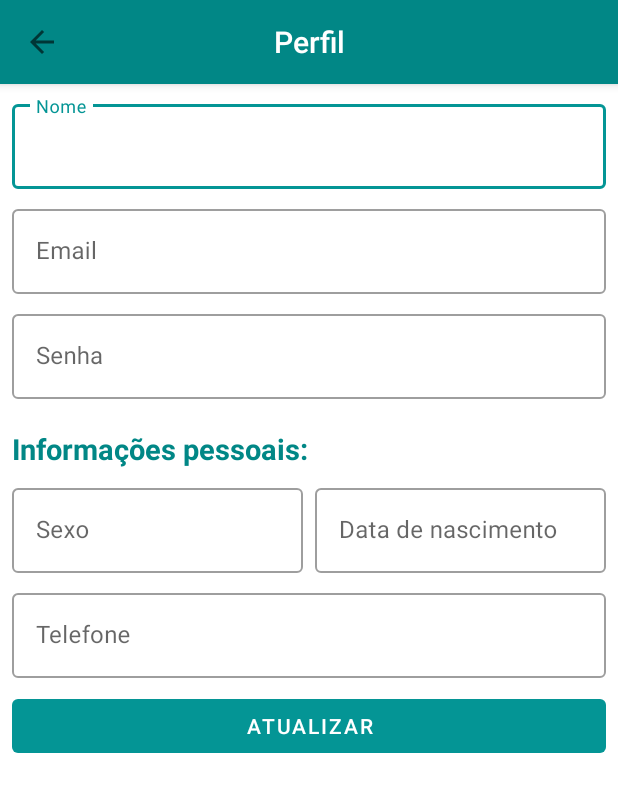
After one commit to BrunoSilvestre00/ifitness-dmos5, an Android app: the ProfileActivity screen opened directly, with no data from a screen before it, on a phone screen of 412 x 824 dp. The commit adds this screen. Shown: the top 792 px of the screen. Run offline under Robolectric (Android 15) with nearby library versions, the phone set to English and light mode, and no system bars.

Commit message:
Realização tela de perfil

```diff
--- a/app/src/main/AndroidManifest.xml
+++ b/app/src/main/AndroidManifest.xml
@@ -9,6 +9,9 @@
         android:roundIcon="@mipmap/ic_launcher_round"
         android:supportsRtl="true"
         android:theme="@style/Theme.Ifitnessdmos5">
+        <activity
+            android:name=".activitys.ProfileActivity"
+            android:exported="false" />
         <activity
             android:name=".activitys.SingUpActivity"
             android:exported="false" />
--- a/app/src/main/java/br/edu/ifsp/arq/ads/dmos5/ifitness_dmos5/activitys/MainActivity.java
+++ b/app/src/main/java/br/edu/ifsp/arq/ads/dmos5/ifitness_dmos5/activitys/MainActivity.java
@@ -49,11 +49,10 @@ public class MainActivity extends AppCompatActivity {
                 Intent intent = null;
                 switch (item.getItemId()) {
                     case R.id.nav_home:
-                        //validações aqui
                         break;
                     case R.id.nav_account:
-                        //intent = new Intent(MainActivity.this, .class);
-                        //startActivity(intent);
+                        intent = new Intent(MainActivity.this, ProfileActivity.class);
+                        startActivity(intent);
                         break;
                     case R.id.nav_activity:
                         // colocar aqui
--- /dev/null
+++ b/app/src/main/java/br/edu/ifsp/arq/ads/dmos5/ifitness_dmos5/activitys/ProfileActivity.java
@@ -0,0 +1,35 @@
+package br.edu.ifsp.arq.ads.dmos5.ifitness_dmos5.activitys;
+
+import androidx.appcompat.app.AppCompatActivity;
+import androidx.appcompat.widget.Toolbar;
+
+import android.os.Bundle;
+import android.widget.TextView;
+
+import br.edu.ifsp.arq.ads.dmos5.ifitness_dmos5.R;
+
+public class ProfileActivity extends AppCompatActivity {
+
+    private Toolbar toolbar;
+    private TextView txtTitulo;
+
+    @Override
+    protected void onCreate(Bundle savedInstanceState) {
+        super.onCreate(savedInstanceState);
+        setContentView(R.layout.activity_profile);
+        toolbar = findViewById(R.id.toolbar);
+        setSupportActionBar(toolbar);
+
+        getSupportActionBar().setDisplayHomeAsUpEnabled(true);
+        getSupportActionBar().setDisplayShowTitleEnabled(false);
+
+        txtTitulo = findViewById(R.id.toolbar_titulo);
+        txtTitulo.setText("Perfil");
+    }
+
+    @Override
+    public boolean onSupportNavigateUp() {
+        onBackPressed();
+        return true;
+    }
+}
--- /dev/null
+++ b/app/src/main/res/layout/activity_profile.xml
@@ -0,0 +1,144 @@
+<?xml version="1.0" encoding="utf-8"?>
+<LinearLayout xmlns:android="http://schemas.android.com/apk/res/android"
+    xmlns:app="http://schemas.android.com/apk/res-auto"
+    xmlns:tools="http://schemas.android.com/tools"
+    android:layout_width="match_parent"
+    android:layout_height="match_parent"
+    tools:context=".activitys.ProfileActivity"
+    android:orientation="vertical">
+
+    <com.google.android.material.appbar.AppBarLayout
+        android:layout_width="match_parent"
+        android:layout_height="wrap_content">
+
+        <include layout="@layout/menu_toolbar_layout"
+            android:layout_width="match_parent"
+            android:layout_height="?attr/actionBarSize" />
+    </com.google.android.material.appbar.AppBarLayout>
+
+    <com.google.android.material.textfield.TextInputLayout
+        android:layout_width="match_parent"
+        android:layout_height="wrap_content"
+        android:id="@+id/txt_layoutprofile_nome"
+        style="@style/Widget.MaterialComponents.TextInputLayout.OutlinedBox"
+        android:layout_marginTop="8dp"
+        android:layout_marginLeft="8dp"
+        android:layout_marginRight="8dp"
+        android:hint="@string/singUp_name">
+        <com.google.android.material.textfield.TextInputEditText
+            android:layout_width="match_parent"
+            android:layout_height="wrap_content"
+            android:id="@+id/txt_editprofile_nome"
+            android:inputType="textCapWords|textPersonName"/>
+    </com.google.android.material.textfield.TextInputLayout>
+
+    <com.google.android.material.textfield.TextInputLayout
+        android:layout_width="match_parent"
+        android:layout_height="wrap_content"
+        android:id="@+id/txt_layoutprofile_email"
+        style="@style/Widget.MaterialComponents.TextInputLayout.OutlinedBox"
+        android:layout_marginTop="8dp"
+        android:layout_marginLeft="8dp"
+        android:layout_marginRight="8dp"
+        android:hint="@string/singUp_email">
+        <com.google.android.material.textfield.TextInputEditText
+            android:layout_width="match_parent"
+            android:layout_height="wrap_content"
+            android:id="@+id/txt_editprofile_email"
+            android:inputType="textEmailAddress"/>
+    </com.google.android.material.textfield.TextInputLayout>
+
+    <com.google.android.material.textfield.TextInputLayout
+        android:layout_width="match_parent"
+        android:layout_height="wrap_content"
+        android:id="@+id/txt_layout_cadastrar_senha"
+        style="@style/Widget.MaterialComponents.TextInputLayout.OutlinedBox"
+        android:layout_marginTop="8dp"
+        android:layout_marginLeft="8dp"
+        android:layout_marginRight="8dp"
+        android:hint="@string/singUp_senha">
+        <com.google.android.material.textfield.TextInputEditText
+            android:layout_width="match_parent"
+            android:layout_height="wrap_content"
+            android:id="@+id/txt_edit_cadastrar_senha"
+            android:inputType="textPassword"/>
+    </com.google.android.material.textfield.TextInputLayout>
+
+    <TextView
+        android:layout_width="match_parent"
+        android:layout_height="wrap_content"
+        android:layout_marginLeft="8dp"
+        android:layout_marginRight="8dp"
+        android:layout_marginTop="20dp"
+        android:textStyle="bold"
+        android:textSize="19dp"
+        android:textColor="@color/colorPrimary"
+        android:text="Informações pessoais:"/>
+
+    <LinearLayout
+        android:layout_width="match_parent"
+        android:layout_height="wrap_content"
+        android:orientation="horizontal">
+
+        <com.google.android.material.textfield.TextInputLayout
+            android:layout_width="0dp"
+            android:layout_height="wrap_content"
+            android:layout_weight="1"
+            android:id="@+id/txt_layoutprofile_sexo"
+            style="@style/Widget.MaterialComponents.TextInputLayout.OutlinedBox"
+            android:layout_marginTop="8dp"
+            android:layout_marginLeft="8dp"
+            android:layout_marginRight="8dp"
+            android:hint="@string/singUp_sexo">
+            <com.google.android.material.textfield.TextInputEditText
+                android:layout_width="match_parent"
+                android:layout_height="wrap_content"
+                android:id="@+id/txt_edit_sexo"
+                android:inputType="textCapWords"/>
+        </com.google.android.material.textfield.TextInputLayout>
+
+        <com.google.android.material.textfield.TextInputLayout
+            android:layout_width="0dp"
+            android:layout_height="wrap_content"
+            android:layout_weight="1"
+            android:id="@+id/txt_layoutprofile_data"
+            style="@style/Widget.MaterialComponents.TextInputLayout.OutlinedBox"
+            android:layout_marginTop="8dp"
+            android:layout_marginRight="8dp"
+            android:hint="@string/singUp_data">
+            <com.google.android.material.textfield.TextInputEditText
+                android:layout_width="match_parent"
+                android:layout_height="wrap_content"
+                android:id="@+id/txt_edit_data"
+                android:inputType="date"/>
+        </com.google.android.material.textfield.TextInputLayout>
+
+    </LinearLayout>
+    <com.google.android.material.textfield.TextInputLayout
+        android:layout_width="match_parent"
+        android:layout_height="wrap_content"
+        android:id="@+id/txt_layoutprofile_telephone"
+        style="@style/Widget.MaterialComponents.TextInputLayout.OutlinedBox"
+        android:layout_marginTop="8dp"
+        android:layout_marginLeft="8dp"
+        android:layout_marginRight="8dp"
+        android:hint="@string/singUp_telefone">
+        <com.google.android.material.textfield.TextInputEditText
+            android:layout_width="match_parent"
+            android:layout_height="wrap_content"
+            android:id="@+id/txt_edit_phone"
+            android:inputType="phone"/>
+    </com.google.android.material.textfield.TextInputLayout>
+
+    <Button
+        android:layout_width="match_parent"
+        android:layout_height="wrap_content"
+        android:id="@+id/btn_usuario_cadastrae"
+        android:layout_marginTop="8dp"
+        android:layout_marginLeft="8dp"
+        android:layout_marginRight="8dp"
+        android:text="Atualizar"
+        style="@style/Widget.MaterialComponents.Button.UnelevatedButton" />
+
+
+</LinearLayout>
```
